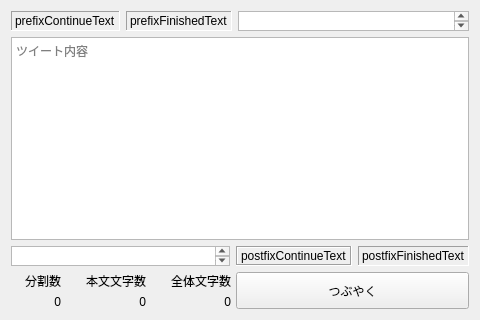
Before: the Qt Designer form src/views/viewnormaleditor.ui in sharkpp/Jugemutter, drawn with Qt 5.
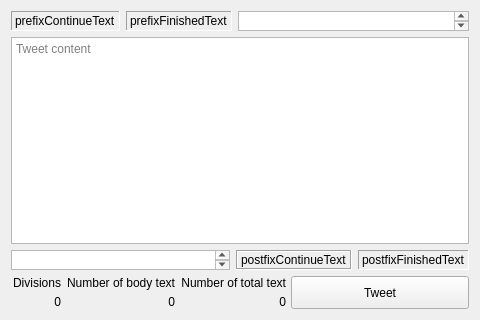
After: the same form once the commit is applied. Custom widgets are drawn as their Qt base class.

What changed in the file:
```diff
--- a/src/views/viewnormaleditor.ui
+++ b/src/views/viewnormaleditor.ui
@@ -90,7 +90,7 @@
       </sizepolicy>
      </property>
      <property name="placeholderText">
-      <string>ツイート内容</string>
+      <string>Tweet content</string>
      </property>
     </widget>
    </item>
@@ -120,7 +120,7 @@
         <string/>
        </property>
        <property name="placeholderText">
-        <string>各ツイートの末尾へ追加するテキスト</string>
+        <string>Text to add to the end of each tweet</string>
        </property>
       </widget>
      </item>
@@ -174,7 +174,7 @@
           </size>
          </property>
          <property name="text">
-          <string>分割数</string>
+          <string>Divisions</string>
          </property>
          <property name="alignment">
           <set>Qt::AlignRight|Qt::AlignTrailing|Qt::AlignVCenter</set>
@@ -216,7 +216,7 @@
           </size>
          </property>
          <property name="text">
-          <string>本文文字数</string>
+          <string>Number of body text</string>
          </property>
          <property name="alignment">
           <set>Qt::AlignRight|Qt::AlignTrailing|Qt::AlignVCenter</set>
@@ -252,7 +252,7 @@
           </size>
          </property>
          <property name="text">
-          <string>全体文字数</string>
+          <string>Number of total text</string>
          </property>
          <property name="alignment">
           <set>Qt::AlignRight|Qt::AlignTrailing|Qt::AlignVCenter</set>
@@ -280,7 +280,7 @@
         </sizepolicy>
        </property>
        <property name="text">
-        <string>つぶやく</string>
+        <string>Tweet</string>
        </property>
       </widget>
      </item>
```
Left out of the diff: 18 changed lines with no effect on the pictures.
